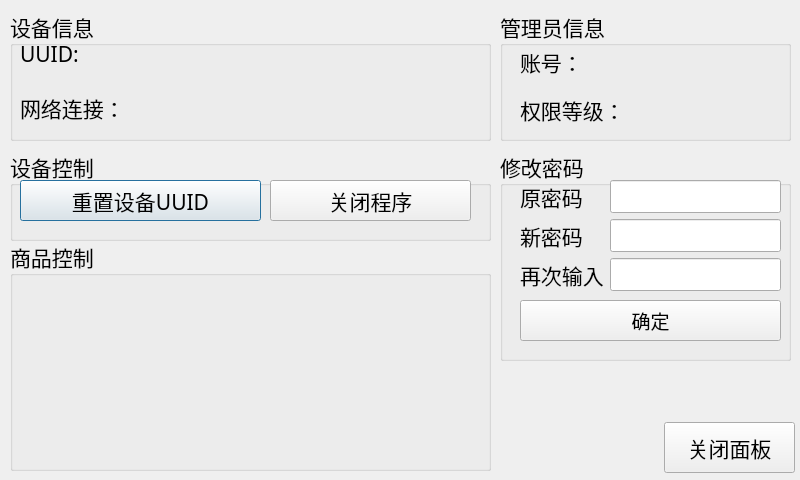
Qt form ui/Ui_Operator.ui (limelisest/pyqt5-guide) before a commit.
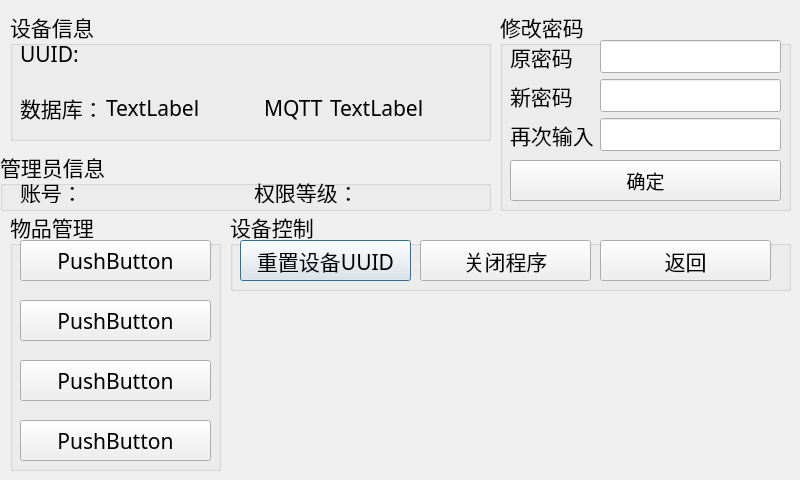
The same form after that commit.

Commit message: 导购功能增加了地图，选择物品的时候会地图高亮显示位置

```diff
--- a/ui/Ui_Operator.ui
+++ b/ui/Ui_Operator.ui
@@ -34,10 +34,10 @@
   <widget class="QGroupBox" name="groupBox">
    <property name="geometry">
     <rect>
-     <x>10</x>
-     <y>150</y>
-     <width>481</width>
-     <height>91</height>
+     <x>230</x>
+     <y>210</y>
+     <width>561</width>
+     <height>81</height>
     </rect>
    </property>
    <property name="title">
@@ -48,7 +48,7 @@
      <rect>
       <x>10</x>
       <y>30</y>
-      <width>241</width>
+      <width>171</width>
       <height>41</height>
      </rect>
     </property>
@@ -59,9 +59,9 @@
    <widget class="QPushButton" name="button_quit">
     <property name="geometry">
      <rect>
-      <x>260</x>
+      <x>190</x>
       <y>30</y>
-      <width>201</width>
+      <width>171</width>
       <height>41</height>
      </rect>
     </property>
@@ -69,14 +69,27 @@
      <string>关闭程序</string>
     </property>
    </widget>
+   <widget class="QPushButton" name="button_close">
+    <property name="geometry">
+     <rect>
+      <x>370</x>
+      <y>30</y>
+      <width>171</width>
+      <height>41</height>
+     </rect>
+    </property>
+    <property name="text">
+     <string>返回</string>
+    </property>
+   </widget>
   </widget>
   <widget class="QGroupBox" name="groupBox_2">
    <property name="geometry">
     <rect>
-     <x>500</x>
-     <y>10</y>
-     <width>291</width>
-     <height>131</height>
+     <x>0</x>
+     <y>150</y>
+     <width>491</width>
+     <height>61</height>
     </rect>
    </property>
    <property name="title">
@@ -87,11 +100,11 @@
      <rect>
       <x>20</x>
       <y>30</y>
-      <width>261</width>
-      <height>91</height>
+      <width>461</width>
+      <height>23</height>
      </rect>
     </property>
-    <layout class="QVBoxLayout" name="verticalLayout">
+    <layout class="QHBoxLayout" name="horizontalLayout_2">
      <item>
       <widget class="QLabel" name="label_op_user">
        <property name="text">
@@ -113,9 +126,9 @@
    <property name="geometry">
     <rect>
      <x>500</x>
-     <y>150</y>
+     <y>10</y>
      <width>291</width>
-     <height>211</height>
+     <height>201</height>
     </rect>
    </property>
    <property name="font">
@@ -130,9 +143,9 @@
    <widget class="QWidget" name="formLayoutWidget">
     <property name="geometry">
      <rect>
-      <x>20</x>
+      <x>10</x>
       <y>30</y>
-      <width>261</width>
+      <width>271</width>
       <height>111</height>
      </rect>
     </property>
@@ -184,9 +197,9 @@
    <widget class="QPushButton" name="button_change_password">
     <property name="geometry">
      <rect>
-      <x>20</x>
+      <x>10</x>
       <y>150</y>
-      <width>261</width>
+      <width>271</width>
       <height>41</height>
      </rect>
     </property>
@@ -201,19 +214,6 @@
     </property>
    </widget>
   </widget>
-  <widget class="QPushButton" name="button_close">
-   <property name="geometry">
-    <rect>
-     <x>664</x>
-     <y>422</y>
-     <width>131</width>
-     <height>51</height>
-    </rect>
-   </property>
-   <property name="text">
-    <string>关闭面板</string>
-   </property>
-  </widget>
   <widget class="QGroupBox" name="groupBox_4">
    <property name="geometry">
     <rect>
@@ -244,27 +244,126 @@
       </widget>
      </item>
      <item>
-      <widget class="QLabel" name="label_network">
-       <property name="text">
-        <string>网络连接：</string>
-       </property>
-      </widget>
+      <layout class="QHBoxLayout" name="horizontalLayout">
+       <item>
+        <widget class="QLabel" name="label_4">
+         <property name="maximumSize">
+          <size>
+           <width>80</width>
+           <height>16777215</height>
+          </size>
+         </property>
+         <property name="text">
+          <string>数据库：</string>
+         </property>
+        </widget>
+       </item>
+       <item>
+        <widget class="QLabel" name="label_db_status">
+         <property name="text">
+          <string>TextLabel</string>
+         </property>
+        </widget>
+       </item>
+       <item>
+        <widget class="QLabel" name="label_5">
+         <property name="maximumSize">
+          <size>
+           <width>60</width>
+           <height>16777215</height>
+          </size>
+         </property>
+         <property name="text">
+          <string>MQTT:</string>
+         </property>
+        </widget>
+       </item>
+       <item>
+        <widget class="QLabel" name="label_mqtt_status">
+         <property name="text">
+          <string>TextLabel</string>
+         </property>
+        </widget>
+       </item>
+      </layout>
      </item>
     </layout>
    </widget>
   </widget>
+  <widget class="QWidget" name="widget_keyboard" native="true">
+   <property name="geometry">
+    <rect>
+     <x>230</x>
+     <y>290</y>
+     <width>570</width>
+     <height>175</height>
+    </rect>
+   </property>
+  </widget>
   <widget class="QGroupBox" name="groupBox_5">
    <property name="geometry">
     <rect>
      <x>10</x>
-     <y>240</y>
-     <width>481</width>
-     <height>231</height>
+     <y>210</y>
+     <width>211</width>
+     <height>261</height>
     </rect>
    </property>
    <property name="title">
-    <string>商品控制</string>
+    <string>物品管理</string>
    </property>
+   <widget class="QPushButton" name="pushButton">
+    <property name="geometry">
+     <rect>
+      <x>10</x>
+      <y>30</y>
+      <width>191</width>
+      <height>41</height>
+     </rect>
+    </property>
+    <property name="text">
+     <string>PushButton</string>
+    </property>
+   </widget>
+   <widget class="QPushButton" name="pushButton_2">
+    <property name="geometry">
+     <rect>
+      <x>10</x>
+      <y>90</y>
+      <width>191</width>
+      <height>41</height>
+     </rect>
+    </property>
+    <property name="text">
+     <string>PushButton</string>
+    </property>
+   </widget>
+   <widget class="QPushButton" name="pushButton_3">
+    <property name="geometry">
+     <rect>
+      <x>10</x>
+      <y>150</y>
+      <width>191</width>
+      <height>41</height>
+     </rect>
+    </property>
+    <property name="text">
+     <string>PushButton</string>
+    </property>
+   </widget>
+   <widget class="QPushButton" name="pushButton_4">
+    <property name="geometry">
+     <rect>
+      <x>10</x>
+      <y>210</y>
+      <width>191</width>
+      <height>41</height>
+     </rect>
+    </property>
+    <property name="text">
+     <string>PushButton</string>
+    </property>
+   </widget>
   </widget>
  </widget>
  <resources/>
```
The commit also changes 16 other files.
